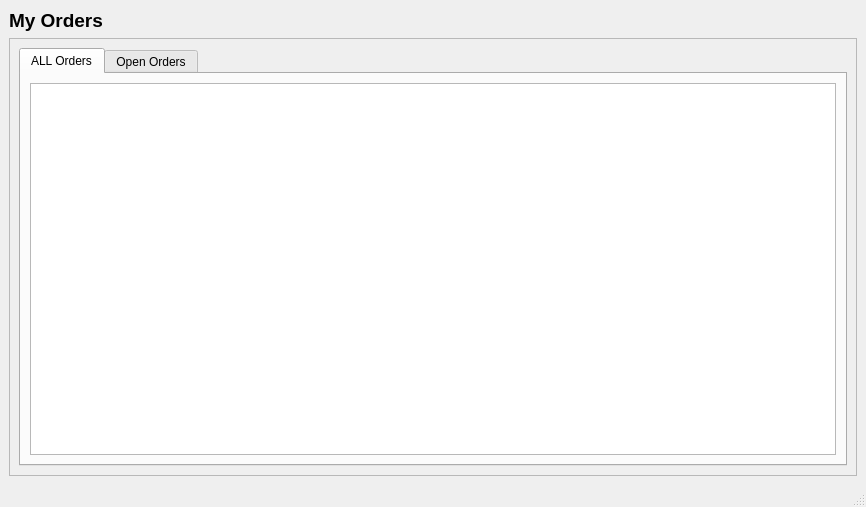
Old version of the form UIFiles/myOrders.ui in the repository ShubhamMandavkar/TYLiveProjectt-StockAutomationSystem.
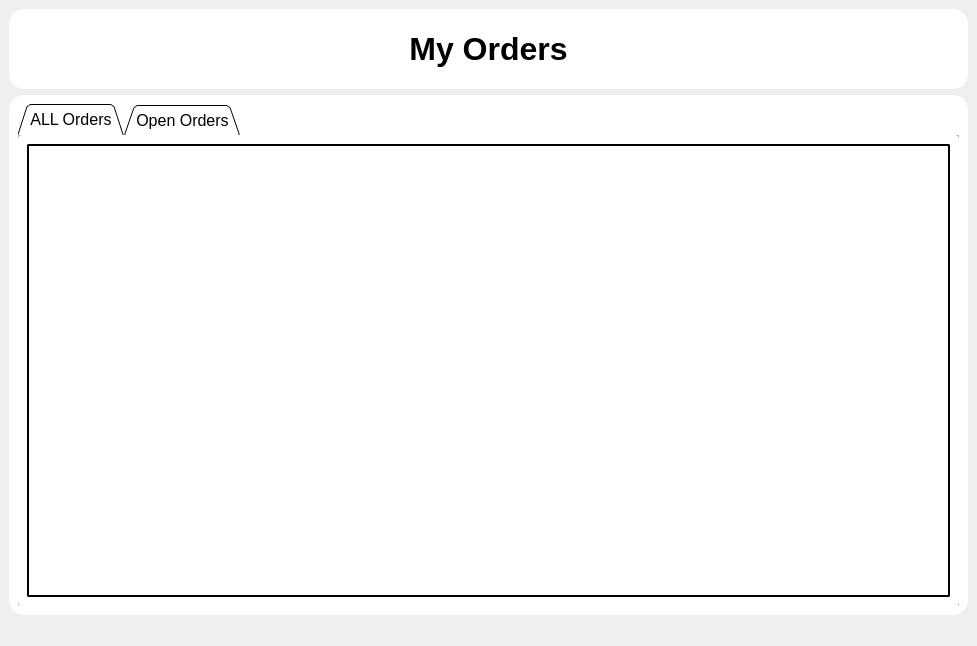
New version of the form. The open tabs and pages were chosen to show the change.

What changed in the file:
```diff
--- a/UIFiles/myOrders.ui
+++ b/UIFiles/myOrders.ui
@@ -6,36 +6,62 @@
    <rect>
     <x>0</x>
     <y>0</y>
-    <width>866</width>
-    <height>507</height>
+    <width>977</width>
+    <height>646</height>
    </rect>
   </property>
   <property name="windowTitle">
    <string>MainWindow</string>
   </property>
+  <property name="styleSheet">
+   <string notr="true">background-color: rgb(239, 239, 239);</string>
+  </property>
   <widget class="QWidget" name="centralwidget">
    <layout class="QVBoxLayout" name="verticalLayout">
     <item>
      <widget class="QLabel" name="label">
+      <property name="minimumSize">
+       <size>
+        <width>0</width>
+        <height>70</height>
+       </size>
+      </property>
       <property name="maximumSize">
        <size>
         <width>16777215</width>
-        <height>50</height>
+        <height>80</height>
        </size>
       </property>
       <property name="font">
        <font>
-        <pointsize>14</pointsize>
+        <pointsize>24</pointsize>
         <bold>true</bold>
        </font>
       </property>
+      <property name="styleSheet">
+       <string notr="true">QLabel{
+	color: rgb(0, 0, 0);
+	border-radius : 15px;
+	background-color: white;
+}</string>
+      </property>
       <property name="text">
        <string>My Orders</string>
       </property>
+      <property name="alignment">
+       <set>Qt::AlignCenter</set>
+      </property>
      </widget>
     </item>
     <item>
      <widget class="QFrame" name="frame">
+      <property name="styleSheet">
+       <string notr="true">QFrame{
+	color: rgb(0, 0, 0);
+	border-radius : 15px;
+	background-color:  white;
+}</string>
+      </property>
       <property name="frameShape">
        <enum>QFrame::StyledPanel</enum>
       </property>
@@ -45,11 +71,32 @@
       <layout class="QHBoxLayout" name="horizontalLayout">
        <item>
         <widget class="QTabWidget" name="myOrdersTabWidget">
+         <property name="sizePolicy">
+          <sizepolicy hsizetype="Preferred" vsizetype="Preferred">
+           <horstretch>0</horstretch>
+           <verstretch>0</verstretch>
+          </sizepolicy>
+         </property>
          <property name="font">
           <font>
-           <pointsize>9</pointsize>
+           <pointsize>12</pointsize>
+           <bold>false</bold>
           </font>
          </property>
+         <property name="styleSheet">
+          <string notr="true">QWidget{
+	border-radius : 5px;
+	background-color: rgb(255, 255, 255);
+	color: rgb(0, 0, 0);
+}
+</string>
+         </property>
+         <property name="tabPosition">
+          <enum>QTabWidget::North</enum>
+         </property>
+         <property name="tabShape">
+          <enum>QTabWidget::Triangular</enum>
+         </property>
          <property name="currentIndex">
           <number>1</number>
          </property>
@@ -66,9 +113,21 @@
                <bold>true</bold>
               </font>
              </property>
+             <property name="styleSheet">
+              <string notr="true">QListView{
+	border : 2px solid black;
+	border-radius : 2px;
+}</string>
+             </property>
              <property name="alternatingRowColors">
               <bool>true</bool>
              </property>
+             <property name="resizeMode">
+              <enum>QListView::Adjust</enum>
+             </property>
+             <property name="spacing">
+              <number>0</number>
+             </property>
             </widget>
            </item>
           </layout>
```
Left out of the diff: 10 changed lines with no effect on the pictures.
